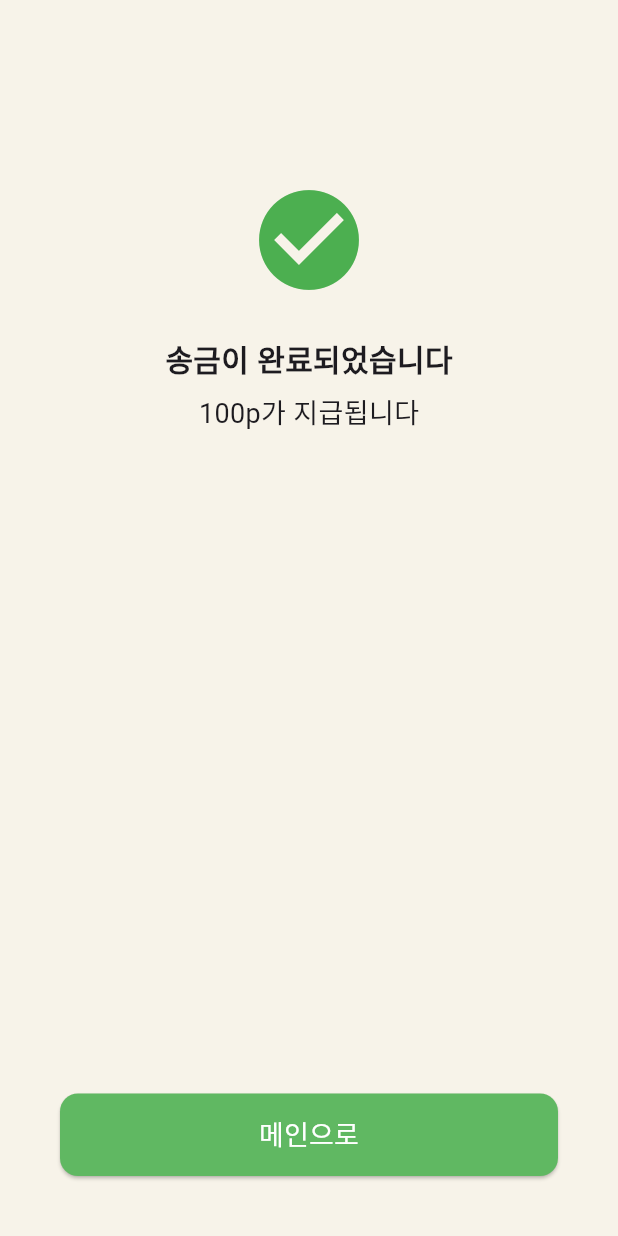
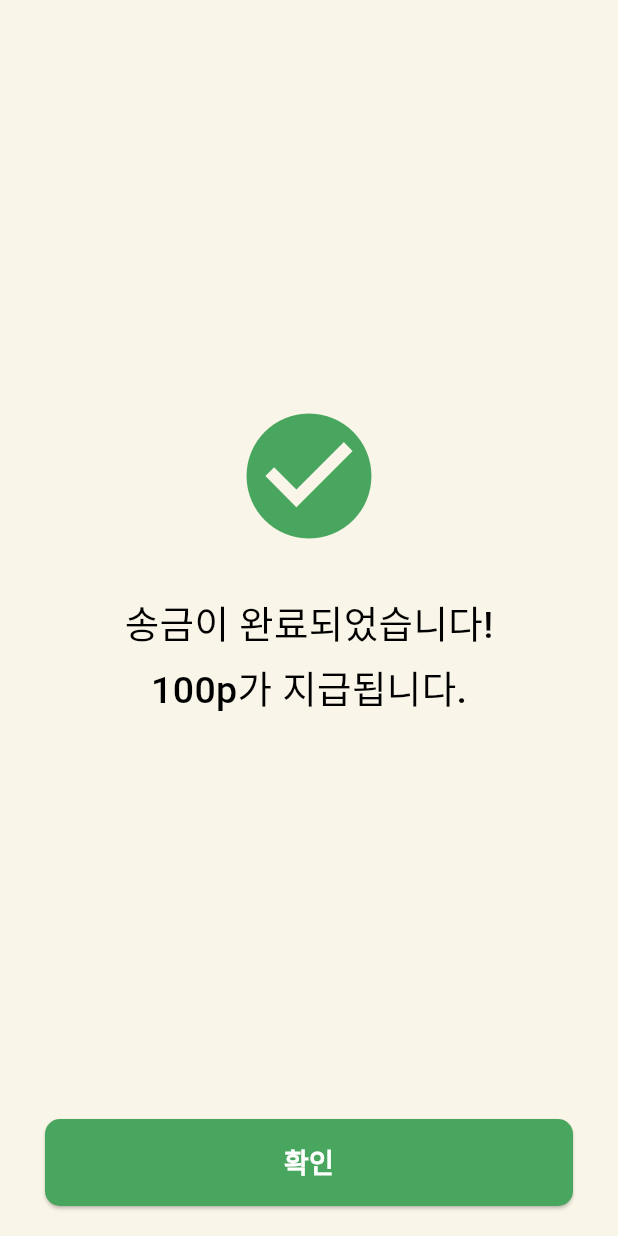
Before and after one commit to minmin02/guardpayFlutter, a Flutter app: the TransferSuccessScreen screen opened directly, on a phone screen of 412 x 824 dp. Run offline on Flutter 3.47's test engine with Material 3 defaults, Android fonts, the light colour scheme and no system bars; our stand-ins replace cached_network_image, flutter_dotenv, flutter_secure_storage, image_picker, webview_flutter, youtube_player_flutter; missing offline and left inert: flutter_web_auth_2, kakao_flutter_sdk_user; accounts and stored records are empty; network calls fail.

Commit message:
feat: 모의송ê금 구현

```diff
--- a/lib/features/bank/screens/transfer_success_screen.dart
+++ b/lib/features/bank/screens/transfer_success_screen.dart
@@ -1,56 +1,82 @@
 import 'package:flutter/material.dart';
 
 class TransferSuccessScreen extends StatelessWidget {
-  const TransferSuccessScreen({super.key});
+  // [추가] 완료된 계좌 ID를 받기 위한 변수 (화면에는 안 보임, 뒤로가기용)
+  final int? completedBeneficiaryId;
+
+  const TransferSuccessScreen({
+    super.key,
+    this.completedBeneficiaryId, // 생성자 추가
+  });
 
   @override
   Widget build(BuildContext context) {
     return Scaffold(
-      backgroundColor: const Color(0xFFF7F3E9),
+      backgroundColor: const Color(0xFFF9F5E8),
       body: SafeArea(
-        child: Column(
-          mainAxisAlignment: MainAxisAlignment.center,
-          children: [
-            const SizedBox(height: 120),
-            const Icon(
-              Icons.check_circle,
-              size: 80,
-              color: Color(0xFF4CAF50),
-            ),
-            const SizedBox(height: 24),
-            const Text(
-              "송금이 완료되었습니다",
-              style: TextStyle(fontSize: 20, fontWeight: FontWeight.w600),
-            ),
-            const SizedBox(height: 8),
-            const Text(
-              "100p가 지급됩니다",
-              style: TextStyle(fontSize: 18),
-            ),
-            const Spacer(),
-            Padding(
-              padding: const EdgeInsets.symmetric(horizontal: 40, vertical: 40),
-              child: SizedBox(
+        child: Padding(
+          padding: const EdgeInsets.symmetric(horizontal: 30),
+          child: Column(
+            children: [
+              const Expanded(
+                child: Column(
+                  mainAxisAlignment: MainAxisAlignment.center,
+                  children: [
+                    Icon(
+                      Icons.check_circle,
+                      color: Color(0xFF49A65E),
+                      size: 100,
+                    ),
+                    SizedBox(height: 30),
+                    Text(
+                      "송금이 완료되었습니다!",
+                      style: TextStyle(
+                        fontSize: 25,
+                        fontWeight: FontWeight.w500,
+                        color: Colors.black,
+                      ),
+                    ),
+                    SizedBox(height: 5),
+                    Text(
+                      "100p가 지급됩니다.",
+                      style: TextStyle(
+                        fontSize: 25,
+                        fontWeight: FontWeight.w500,
+                        color: Colors.black,
+                      ),
+                    ),
+                  ],
+                ),
+              ),
+
+              // [수정] 버튼 영역 (Expanded 밖으로 빼서 하단에 고정)
+              SizedBox(
                 width: double.infinity,
-                height: 55,
                 child: ElevatedButton(
+                  onPressed: () {
+                    // [핵심 수정] 버튼을 누르면 '완료된 ID'를 가지고 이전 화면으로 돌아감
+                    Navigator.pop(context, completedBeneficiaryId);
+                  },
                   style: ElevatedButton.styleFrom(
-                    backgroundColor: const Color(0xFF60B862),
+                    backgroundColor: const Color(0xFF49A65E),
+                    padding: const EdgeInsets.symmetric(vertical: 16),
                     shape: RoundedRectangleBorder(
-                      borderRadius: BorderRadius.circular(12),
+                      borderRadius: BorderRadius.circular(10),
                     ),
                   ),
-                  onPressed: () {
-                    Navigator.popUntil(context, (route) => route.isFirst);
-                  },
                   child: const Text(
-                    "메인으로",
-                    style: TextStyle(fontSize: 18, color: Colors.white),
+                    "확인",
+                    style: TextStyle(
+                      fontSize: 18,
+                      fontWeight: FontWeight.bold,
+                      color: Colors.white,
+                    ),
                   ),
                 ),
               ),
-            )
-          ],
+              const SizedBox(height: 20), // 버튼 아래 약간의 여백
+            ],
+          ),
         ),
       ),
     );
```
Also changed, not shown: lib/features/bank/models/transfer_models.dart (+13 -9 lines), lib/features/bank/screens/account_selection_screen.dart (+191 -84 lines), lib/features/bank/screens/mock_transfer_screen.dart (+58 -29 lines), lib/features/bank/services/transfer_service.dart (+48 -78 lines), pubspec.lock.
